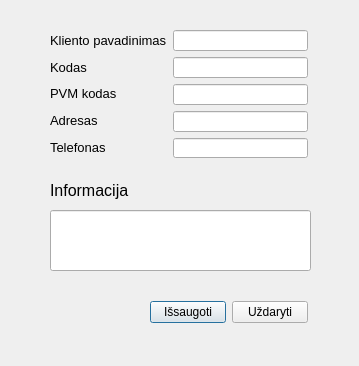
Qt form duombaze/naujasklientas.ui (Tautvydas2019/Diplomas) before a commit.
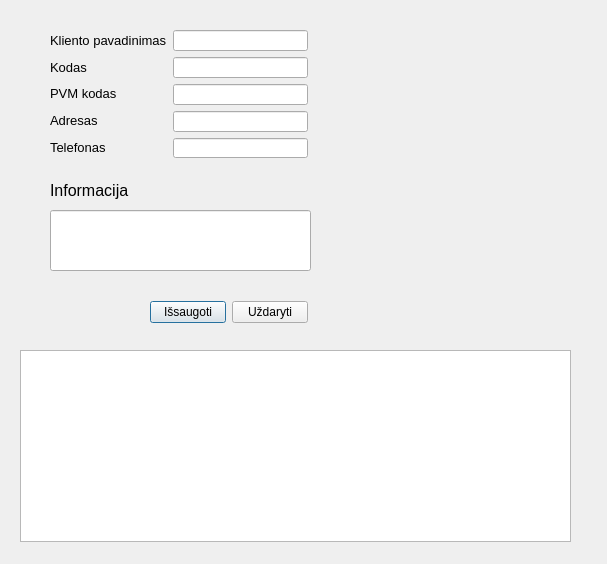
The same form after that commit.

```diff
--- a/duombaze/naujasklientas.ui
+++ b/duombaze/naujasklientas.ui
@@ -6,8 +6,8 @@
    <rect>
     <x>0</x>
     <y>0</y>
-    <width>359</width>
-    <height>366</height>
+    <width>607</width>
+    <height>564</height>
    </rect>
   </property>
   <property name="windowTitle">
@@ -147,6 +147,16 @@
     </item>
    </layout>
   </widget>
+  <widget class="QTableWidget" name="tableWidget">
+   <property name="geometry">
+    <rect>
+     <x>20</x>
+     <y>350</y>
+     <width>551</width>
+     <height>192</height>
+    </rect>
+   </property>
+  </widget>
  </widget>
  <resources/>
  <connections>
```
